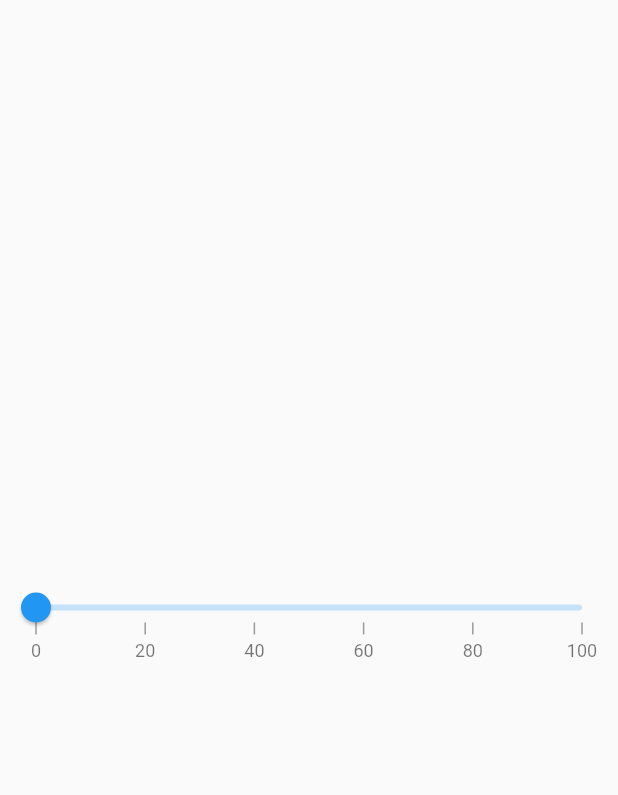
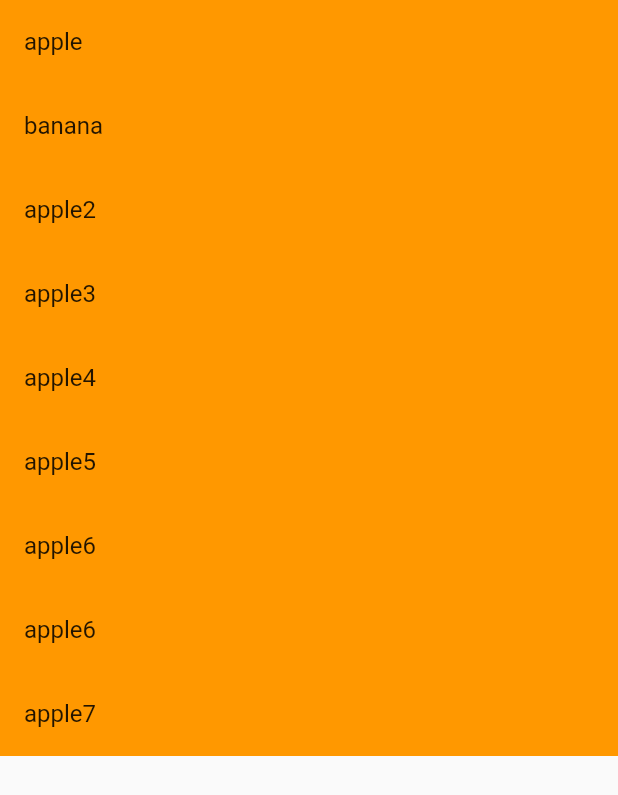
Before and after one commit to Harshhvermaa/provider, a Flutter app: the screen it shows after launch, on a phone screen of 412 x 824 dp. Shown: the top 795 px of the screen. Run offline on Flutter 3.47's test engine with Material 2 defaults, Android fonts, the phone set to English and light mode, and no system bars; drawn by our look-alikes of syncfusion_flutter_sliders.

Commit message:
cart added

```diff
--- a/lib/main.dart
+++ b/lib/main.dart
@@ -1,5 +1,7 @@
+import 'package:counter_provider/provider/cartScreenProvider.dart';
 import 'package:counter_provider/provider/counterScreenProvider.dart';
 import 'package:counter_provider/provider/sliderProvider.dart';
+import 'package:counter_provider/screens/cartScreen.dart';
 import 'package:counter_provider/screens/counterScreen.dart';
 import 'package:counter_provider/screens/sliderScreen.dart';
 import 'package:flutter/material.dart';
@@ -14,10 +16,14 @@ class MyApp extends StatelessWidget {
 
   @override
   Widget build(BuildContext context) {
-    return ChangeNotifierProvider(
-      create: (context) => SliderScreenProvider(),
+    return MultiProvider(
+        providers: [
+          ChangeNotifierProvider(create: (context) => CounterscreenProvider(),),
+          ChangeNotifierProvider(create: (context) => SliderScreenProvider(),),
+          ChangeNotifierProvider(create: (context) => CartScreenProvider(),)
+        ],
       child: MaterialApp(
-        home: SliderScreen(),
+        home: CartScreen(),
       ),
     );
   }
--- /dev/null
+++ b/lib/provider/cartScreenProvider.dart
@@ -0,0 +1,26 @@
+import 'package:flutter/material.dart';
+
+class CartScreenProvider extends ChangeNotifier {
+
+  List<String> fruitName = [
+    "apple",
+    "banana",
+    "apple2",
+    "apple3",
+    "apple4",
+    "apple5",
+    "apple6",
+    "apple6",
+    "apple7",
+  ];
+
+  List<String> selectedFruits = [];
+
+  addFruit(String name){
+    selectedFruits.contains(name)
+    ? selectedFruits.remove(name)
+    : selectedFruits.add(name);
+    notifyListeners();
+  }
+
+}
--- a/lib/provider/counterScreenProvider.dart
+++ b/lib/provider/counterScreenProvider.dart
@@ -1,6 +1,6 @@
 import 'package:flutter/cupertino.dart';
 
-class HomescreenProvider extends ChangeNotifier{
+class CounterscreenProvider extends ChangeNotifier{
 
   int _count = 0;
   int get count => _count;
--- /dev/null
+++ b/lib/screens/cartScreen.dart
@@ -0,0 +1,41 @@
+import 'package:counter_provider/provider/cartScreenProvider.dart';
+import 'package:counter_provider/provider/counterScreenProvider.dart';
+import 'package:flutter/cupertino.dart';
+import 'package:flutter/material.dart';
+import 'package:provider/provider.dart';
+import 'package:syncfusion_flutter_sliders/sliders.dart';
+
+import '../provider/sliderProvider.dart';
+
+class CartScreen extends StatelessWidget {
+  const CartScreen({super.key});
+
+  @override
+  Widget build(BuildContext context) {
+    print("Rebuild");
+    // final homescreenProvider = Provider.of<HomescreenProvider>(context,listen: false);
+    final cartScreenProvider =
+        Provider.of<CartScreenProvider>(context, listen: false);
+    return Scaffold(
+      body: Consumer<CartScreenProvider>(
+        builder: (context, provider, child) {
+          return ListView.builder(
+            itemCount: provider.fruitName.length,
+            itemBuilder: (context, index) {
+              return ListTile(
+                tileColor: provider.selectedFruits
+                        .contains(provider.fruitName[index])
+                    ? Colors.red
+                    : Colors.orange,
+                onTap: () {
+                  provider.addFruit(provider.fruitName[index]);
+                },
+                title: Text("${provider.fruitName[index]}"),
+              );
+            },
+          );
+        },
+      ),
+    );
+  }
+}
--- a/lib/screens/counterScreen.dart
+++ b/lib/screens/counterScreen.dart
@@ -9,7 +9,7 @@ class Homescreen extends StatelessWidget {
   @override
   Widget build(BuildContext context) {
     print("Rebuild");
-    final homescreenProvider = Provider.of<HomescreenProvider>(context,listen: false);
+    final homescreenProvider = Provider.of<CounterscreenProvider>(context,listen: false);
     return Scaffold(
       body: Center(
         child: Column(
@@ -17,7 +17,7 @@ class Homescreen extends StatelessWidget {
           crossAxisAlignment: CrossAxisAlignment.center,
           mainAxisSize: MainAxisSize.max,
           children: [
-            Consumer<HomescreenProvider>(builder: (context, value, child) {
+            Consumer<CounterscreenProvider>(builder: (context, value, child) {
               return Text("${value.count}");
             },),
             ElevatedButton(onPressed: () {
```
